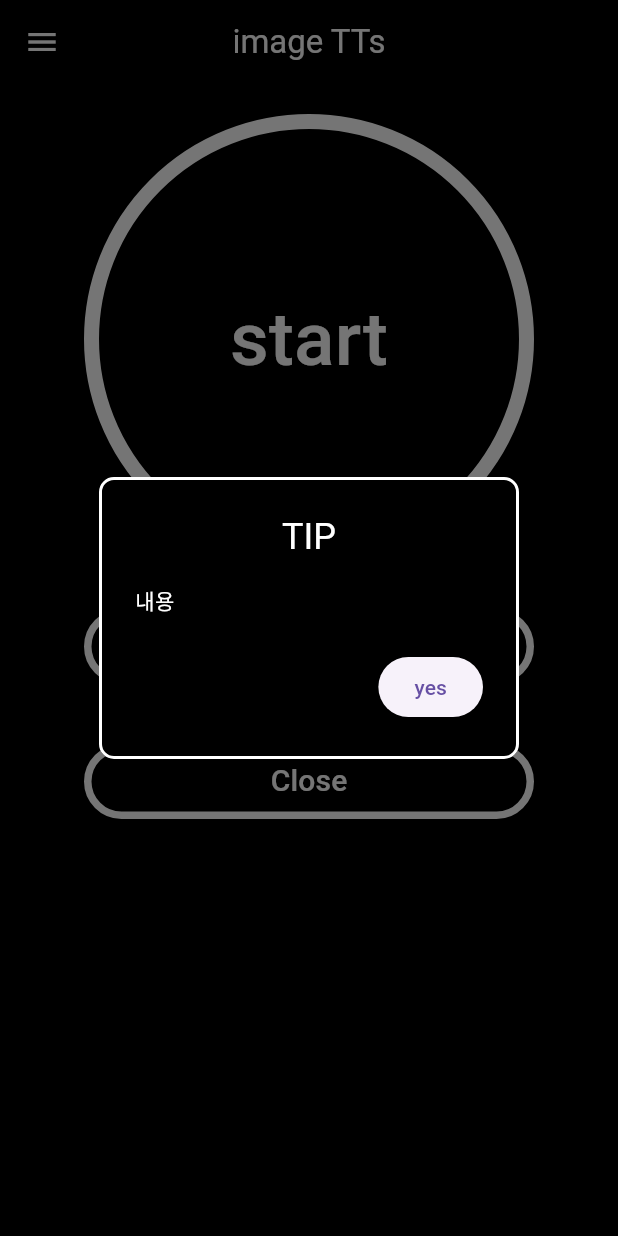
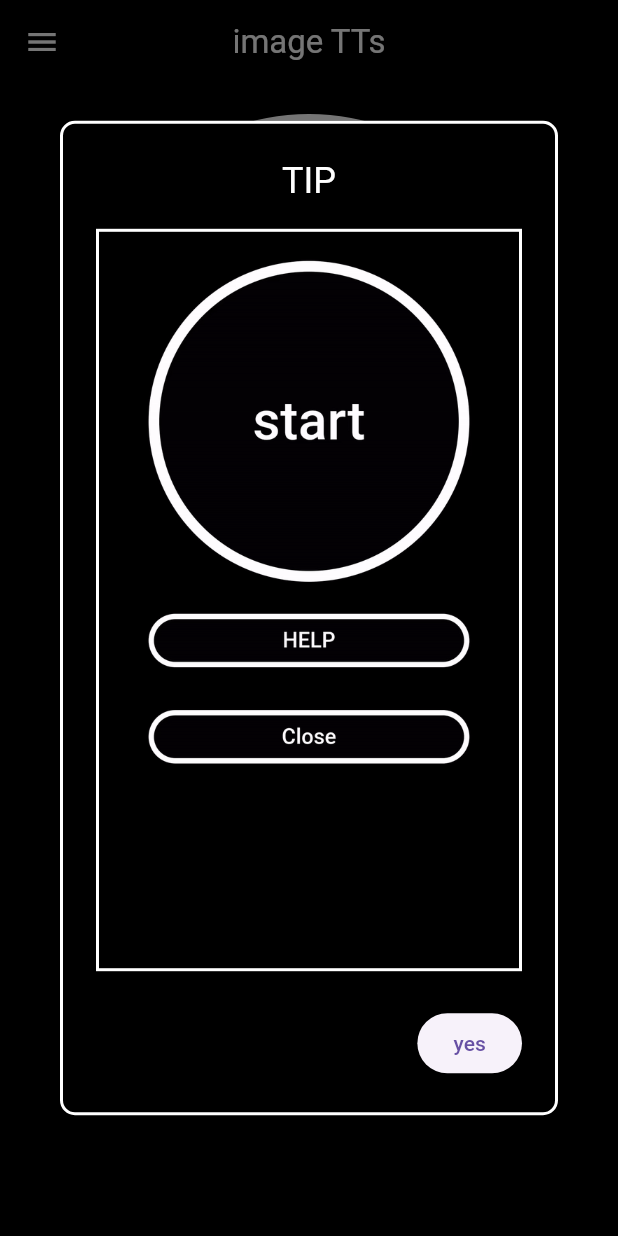
Before and after one commit to GDSC-DJU/24SolChl_DailyPerspective, a Flutter app: the screen it shows after launch, after a tap on "HELP", on a phone screen of 412 x 824 dp. Run offline on Flutter 3.47's test engine with Material 3 defaults, Android fonts, the phone set to English and light mode, and no system bars; our stand-ins replace flutter_dotenv, flutter_gemini, flutter_tts; missing offline and left inert: dash_bubble.

Commit message:
팝업 수정

```diff
--- a/whatisthis/lib/screen/mainscreen.dart
+++ b/whatisthis/lib/screen/mainscreen.dart
@@ -21,7 +21,11 @@ class MyApp extends StatelessWidget {
 
 class mainscreen extends StatelessWidget {
   const mainscreen({super.key});
-
+  final List<String> gifPaths = const [
+    'lib/explin/sen1.gif',
+    'lib/explin/sen2.gif',
+    'lib/explin/sen3.gif'
+  ];
   @override
   Widget build(BuildContext context) {
     return Scaffold(
@@ -47,7 +51,7 @@ class mainscreen extends StatelessWidget {
               requestOverlay();
               startBubble(
                   bubbleOptions: BubbleOptions(
-                    bubbleIcon: 'test2',
+                    bubbleIcon: 'button2',
                     bubbleSize: 140,
                     enableClose: true,
                     distanceToClose: 90,
@@ -85,9 +89,11 @@ class mainscreen extends StatelessWidget {
                     title: Text("TIP",
                         textAlign: TextAlign.center,
                         style: TextStyle(color: Colors.white)),
-                    content: Text(
-                      "내용",
-                      style: TextStyle(color: Colors.white),
+                    content: Container(
+                      decoration: BoxDecoration(
+                        border: Border.all(color: Colors.white, width: 2.0),
+                      ),
+                      child: Image.asset('lib/explain/sen1.gif'),
                     ),
                     backgroundColor: Colors.black,
                     shape: RoundedRectangleBorder(
--- a/whatisthis/pubspec.yaml
+++ b/whatisthis/pubspec.yaml
@@ -40,7 +40,6 @@ dependencies:
   dash_bubble: ^2.0.0
   flutter_tts: ^3.8.5
   path_provider: ^2.0.0
-
 dev_dependencies:
   flutter_test:
     sdk: flutter
@@ -51,3 +50,6 @@ flutter:
   assets:
     - .env
     - assets/
+    - lib/explain/sen1.gif
+    - lib/explain/sen2.gif
+    - lib/explain/sen3.png
```
Also changed, not shown: whatisthis/lib/explain/sen1.gif (added), whatisthis/lib/explain/sen2.gif (added), whatisthis/lib/explain/sen3.png (added), 2 other files.
